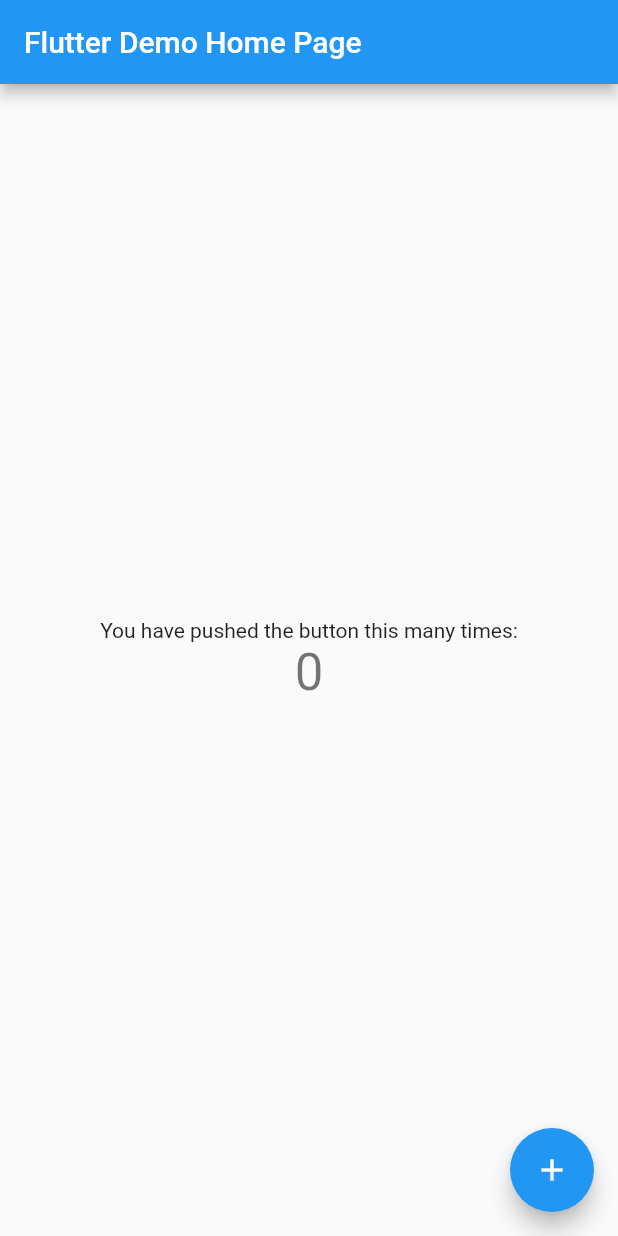
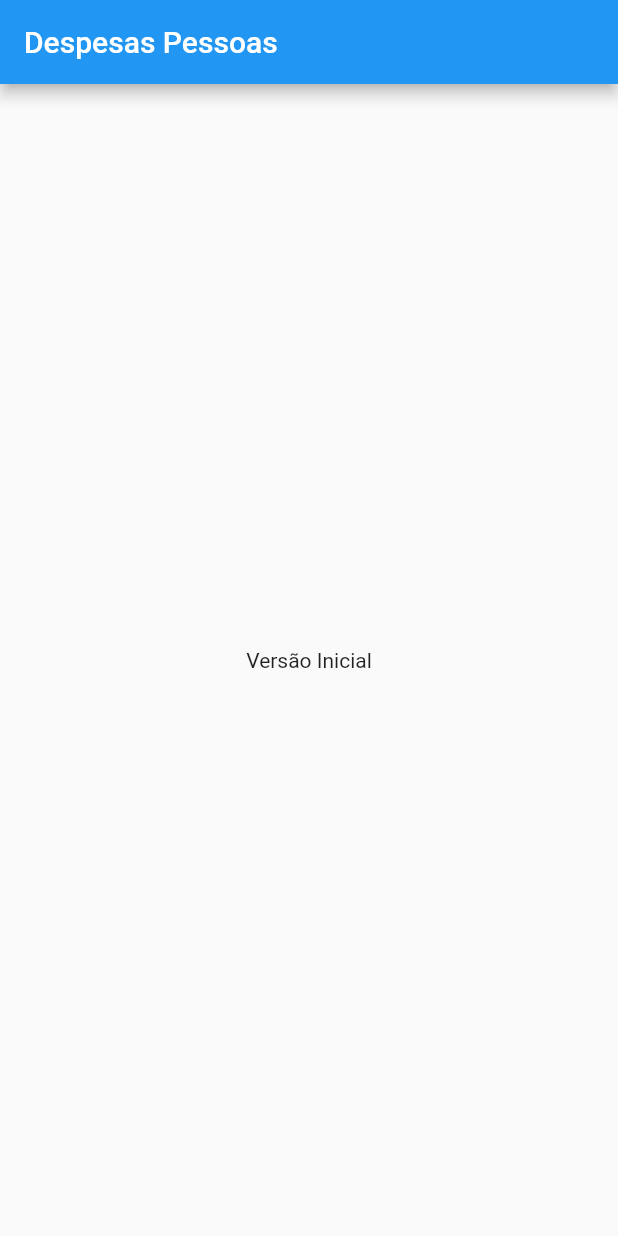
Before and after one commit to AiramCruZ/curso_flutter_cod3r, a Flutter app: the screen it shows after launch, on a phone screen of 412 x 824 dp. Run offline on Flutter 3.47's test engine with Material 2 defaults, Android fonts, the phone set to English and light mode, and no system bars; missing offline and left inert: dart:ffi.

Commit message:
versao inicial projeto

```diff
--- a/projeto_despesas_pessoais/lib/main.dart
+++ b/projeto_despesas_pessoais/lib/main.dart
@@ -1,115 +1,30 @@
 import 'package:flutter/material.dart';
 
-void main() {
-  runApp(const MyApp());
-}
+void main() => runApp(const DespesasApp());
 
-class MyApp extends StatelessWidget {
-  const MyApp({Key? key}) : super(key: key);
+class DespesasApp extends StatelessWidget {
+  const DespesasApp({Key? key}) : super(key: key);
 
-  // This widget is the root of your application.
   @override
   Widget build(BuildContext context) {
-    return MaterialApp(
-      title: 'Flutter Demo',
-      theme: ThemeData(
-        // This is the theme of your application.
-        //
-        // Try running your application with "flutter run". You'll see the
-        // application has a blue toolbar. Then, without quitting the app, try
-        // changing the primarySwatch below to Colors.green and then invoke
-        // "hot reload" (press "r" in the console where you ran "flutter run",
-        // or simply save your changes to "hot reload" in a Flutter IDE).
-        // Notice that the counter didn't reset back to zero; the application
-        // is not restarted.
-        primarySwatch: Colors.blue,
-      ),
-      home: const MyHomePage(title: 'Flutter Demo Home Page'),
+    return const MaterialApp(
+      home: MyHomePage(),
     );
   }
 }
 
-class MyHomePage extends StatefulWidget {
-  const MyHomePage({Key? key, required this.title}) : super(key: key);
-
-  // This widget is the home page of your application. It is stateful, meaning
-  // that it has a State object (defined below) that contains fields that affect
-  // how it looks.
-
-  // This class is the configuration for the state. It holds the values (in this
-  // case the title) provided by the parent (in this case the App widget) and
-  // used by the build method of the State. Fields in a Widget subclass are
-  // always marked "final".
-
-  final String title;
-
-  @override
-  State<MyHomePage> createState() => _MyHomePageState();
-}
-
-class _MyHomePageState extends State<MyHomePage> {
-  int _counter = 0;
-
-  void _incrementCounter() {
-    setState(() {
-      // This call to setState tells the Flutter framework that something has
-      // changed in this State, which causes it to rerun the build method below
-      // so that the display can reflect the updated values. If we changed
-      // _counter without calling setState(), then the build method would not be
-      // called again, and so nothing would appear to happen.
-      _counter++;
-    });
-  }
+class MyHomePage extends StatelessWidget {
+  const MyHomePage({Key? key}) : super(key: key);
 
   @override
   Widget build(BuildContext context) {
-    // This method is rerun every time setState is called, for instance as done
-    // by the _incrementCounter method above.
-    //
-    // The Flutter framework has been optimized to make rerunning build methods
-    // fast, so that you can just rebuild anything that needs updating rather
-    // than having to individually change instances of widgets.
     return Scaffold(
       appBar: AppBar(
-        // Here we take the value from the MyHomePage object that was created by
-        // the App.build method, and use it to set our appbar title.
-        title: Text(widget.title),
+        title: const Text("Despesas Pessoas"),
       ),
       body: Center(
-        // Center is a layout widget. It takes a single child and positions it
-        // in the middle of the parent.
-        child: Column(
-          // Column is also a layout widget. It takes a list of children and
-          // arranges them vertically. By default, it sizes itself to fit its
-          // children horizontally, and tries to be as tall as its parent.
-          //
-          // Invoke "debug painting" (press "p" in the console, choose the
-          // "Toggle Debug Paint" action from the Flutter Inspector in Android
-          // Studio, or the "Toggle Debug Paint" command in Visual Studio Code)
-          // to see the wireframe for each widget.
-          //
-          // Column has various properties to control how it sizes itself and
-          // how it positions its children. Here we use mainAxisAlignment to
-          // center the children vertically; the main axis here is the vertical
-          // axis because Columns are vertical (the cross axis would be
-          // horizontal).
-          mainAxisAlignment: MainAxisAlignment.center,
-          children: <Widget>[
-            const Text(
-              'You have pushed the button this many times:',
-            ),
-            Text(
-              '$_counter',
-              style: Theme.of(context).textTheme.headline4,
-            ),
-          ],
-        ),
+        child: const Text("Versão Inicial"),
       ),
-      floatingActionButton: FloatingActionButton(
-        onPressed: _incrementCounter,
-        tooltip: 'Increment',
-        child: const Icon(Icons.add),
-      ), // This trailing comma makes auto-formatting nicer for build methods.
     );
   }
 }
```
Also changed, not shown: 1 other file.
